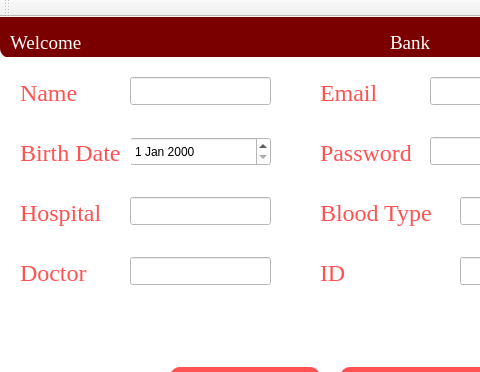
Qt form Blood-Bank/recipientPage.ui (Sian1902/Blood-Bank-System-) before a commit; both pictures show x 0 to 480 and y 0 to 372 of the 800 by 600 pixel window.
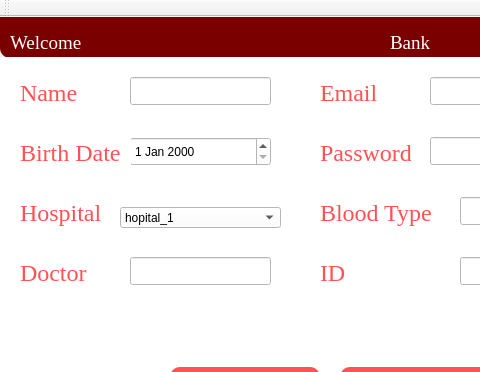
The same form after that commit.

The edit to the form file:
```diff
--- a/Blood-Bank/recipientPage.ui
+++ b/Blood-Bank/recipientPage.ui
@@ -500,16 +500,6 @@
       <string>Birth Date</string>
      </property>
     </widget>
-    <widget class="QLineEdit" name="hospitalFeild">
-     <property name="geometry">
-      <rect>
-       <x>140</x>
-       <y>140</y>
-       <width>141</width>
-       <height>28</height>
-      </rect>
-     </property>
-    </widget>
     <widget class="QLabel" name="name_6">
      <property name="geometry">
       <rect>
@@ -1358,6 +1348,39 @@
       <set>Qt::AlignCenter</set>
      </property>
     </widget>
+    <widget class="QComboBox" name="hospitalFeild">
+     <property name="geometry">
+      <rect>
+       <x>130</x>
+       <y>150</y>
+       <width>161</width>
+       <height>21</height>
+      </rect>
+     </property>
+     <property name="cursor">
+      <cursorShape>PointingHandCursor</cursorShape>
+     </property>
+     <item>
+      <property name="text">
+       <string>hopital_1</string>
+      </property>
+     </item>
+     <item>
+      <property name="text">
+       <string>hopital_2</string>
+      </property>
+     </item>
+     <item>
+      <property name="text">
+       <string>hopital_3</string>
+      </property>
+     </item>
+     <item>
+      <property name="text">
+       <string>hopital_4</string>
+      </property>
+     </item>
+    </widget>
    </widget>
    <widget class="QPushButton" name="bloodDataBtn">
     <property name="geometry">
```
Left out of the diff: 55 changed lines with no effect on the pictures.
